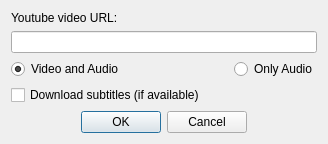
Old version of the form dialognewdownload.ui in the repository doublejim/QYoutubeDownloader.
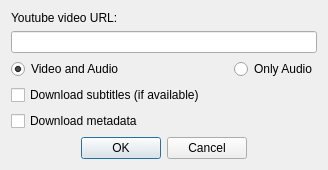
New version of the form.

```diff
--- a/dialognewdownload.ui
+++ b/dialognewdownload.ui
@@ -7,7 +7,7 @@
     <x>0</x>
     <y>0</y>
     <width>328</width>
-    <height>123</height>
+    <height>157</height>
    </rect>
   </property>
   <property name="windowTitle">
@@ -55,6 +55,13 @@
      </property>
     </widget>
    </item>
+   <item>
+    <widget class="QCheckBox" name="checkDownloadMeta">
+     <property name="text">
+      <string>Download metadata</string>
+     </property>
+    </widget>
+   </item>
    <item>
     <widget class="QDialogButtonBox" name="btnboxOkCancel">
      <property name="orientation">
```
